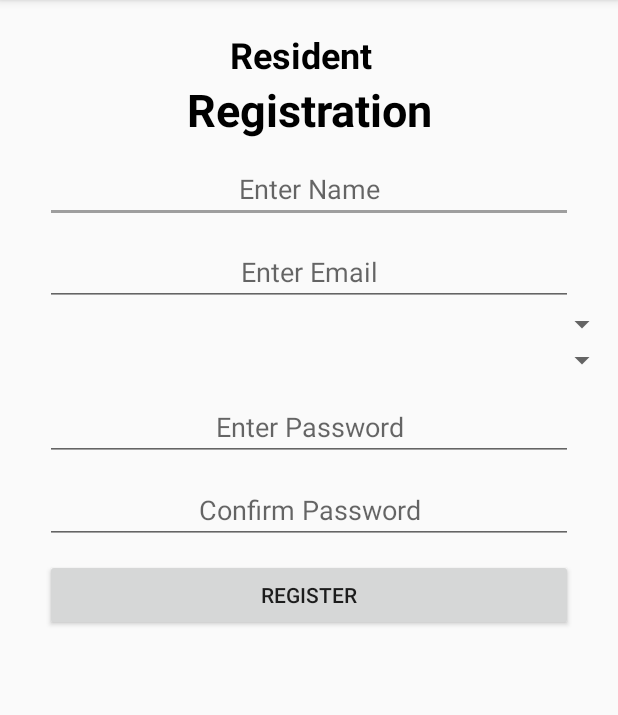
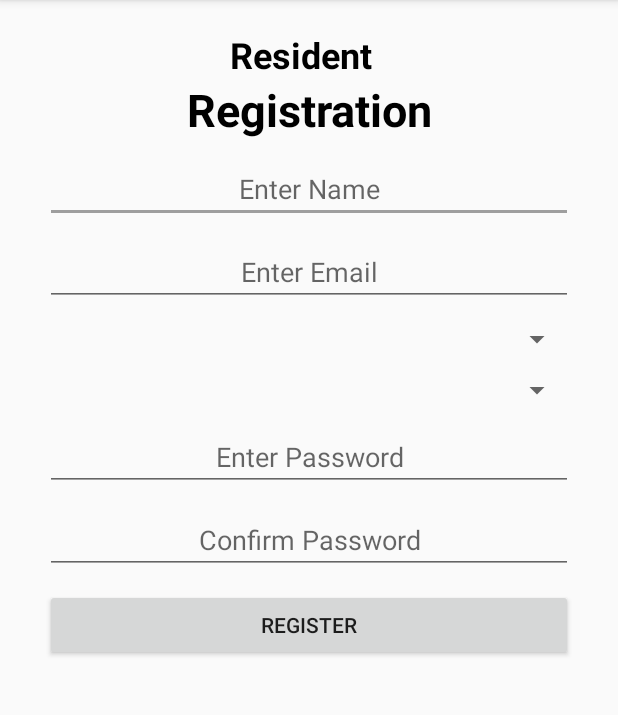
Before and after one commit to worsie501/Reinstall_app, an Android app: the ResidentRegister screen opened directly, with no data from a screen before it, on a phone screen of 412 x 824 dp, the part 84-799 px from its top. Run offline under Robolectric (Android 15) with nearby library versions, the phone set to English and light mode, and no system bars; libraries missing offline, so code that uses them is left out: com.backendless, com.backendless.async, com.backendless.exceptions.

Commit message:
register edits

```diff
--- a/app/src/main/res/layout/activity_resident_register.xml
+++ b/app/src/main/res/layout/activity_resident_register.xml
@@ -85,12 +85,18 @@
         <Spinner
             android:id="@+id/spnrResidentCity"
             android:layout_width="match_parent"
-            android:layout_height="wrap_content" />
+            android:layout_height="wrap_content"
+            android:layout_marginStart="30dp"
+            android:layout_marginTop="10dp"
+            android:layout_marginEnd="30dp" />
 
         <Spinner
             android:id="@+id/spnrResidentSuburb"
             android:layout_width="match_parent"
-            android:layout_height="wrap_content" />
+            android:layout_height="wrap_content"
+            android:layout_marginStart="30dp"
+            android:layout_marginTop="10dp"
+            android:layout_marginEnd="30dp" />
 
         <EditText
             android:id="@+id/etResidentRegisterPasword"
```
Also changed, not shown: app/src/main/res/layout/activity_municipality_register.xml (+10 -2 lines).
